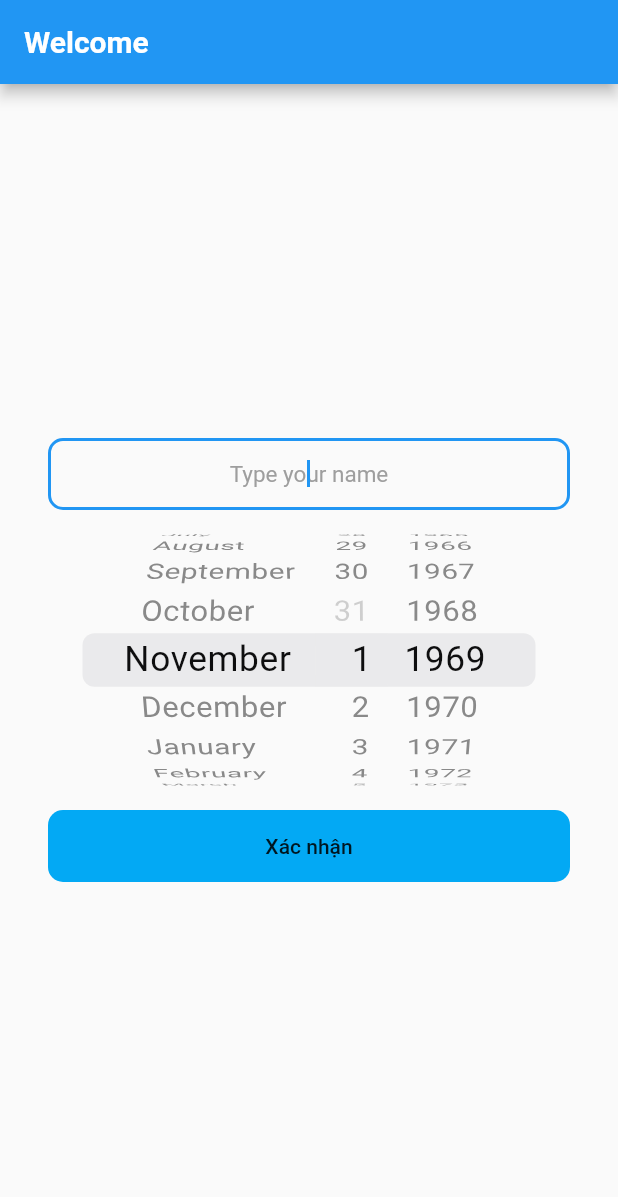
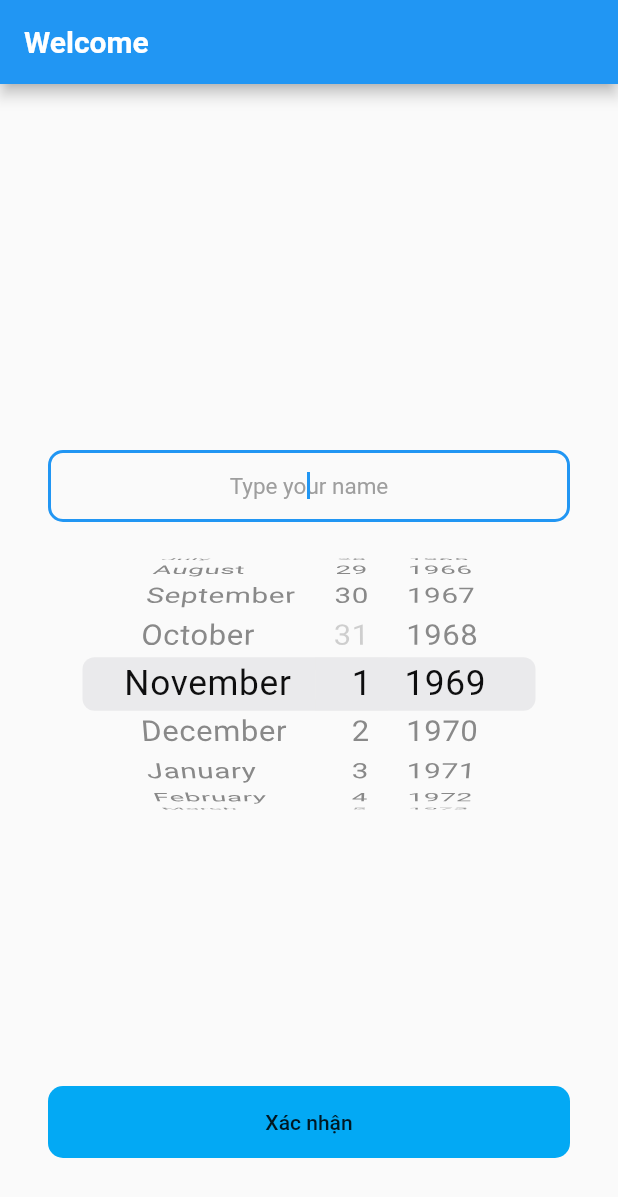
Before and after one commit to nmngn/momey_manager, a Flutter app: the screen it shows after launch, after a tap on an icon or button, on a phone screen of 412 x 824 dp. Shown: the top 1197 px of the screen. Run offline on Flutter 3.47's test engine with Material 2 defaults, Android fonts, the phone set to English and light mode, and no system bars; our stand-ins replace auto_size_text, flutter_svg, pie_chart, shared_preferences, sqflite; accounts and stored records are empty.

```diff
--- a/lib/main.dart
+++ b/lib/main.dart
@@ -1,44 +1,56 @@
+import 'package:money_manager/model/session.dart';
 import 'package:money_manager/view/register.dart';
-
+import 'package:shared_preferences/shared_preferences.dart';
 import 'controller/reportController.dart';
 import 'controller/transactionController.dart';
 import 'package:flutter/material.dart';
 import 'package:provider/provider.dart';
-import 'constFiles/colors.dart';
 import 'controller/transDetailController.dart';
 import 'view/home.dart';
 
 void main() => runApp(MyApp());
 
-class MyApp extends StatelessWidget {
+class MyApp extends StatefulWidget {
+  @override
+  _MyApp createState() => _MyApp();
+}
+
+class _MyApp extends State<MyApp> {
+  String result = "";
+
+  void loadId() async {
+    SharedPreferences prefs = await SharedPreferences.getInstance();
+    setState(() {
+      result = prefs.getString('idUser') ?? "";
+    });
+  }
+
+  @override
+  void initState() {
+    super.initState();
+    loadId();
+  }
+
   @override
   Widget build(BuildContext context) {
-    return MaterialApp(
-      debugShowCheckedModeBanner: false,
-      theme: ThemeData(
-        primarySwatch: Colors.blue,
-      ),
-      home: RegisterScreen(),
-    );
+    return MultiProvider(
+        providers: [
+          ChangeNotifierProvider(create: (_) => ReportController()),
+          ChangeNotifierProvider(create: (_) => TransactionController()),
+          ChangeNotifierProvider(create: (_) => TransDetailController()),
+        ],
+        child: MaterialApp(
+          debugShowCheckedModeBanner: false,
+          theme: ThemeData(
+            primarySwatch: Colors.blue,
+          ),
+          home: (() {
+            if (result == '') {
+              return RegisterScreen();
+            } else {
+              return Home();
+            }
+          }()),
+        ));
   }
 }
-
-// class MyApp extends StatefulWidget {
-//   @override
-//   Widget build(BuildContext context) {
-//     return MultiProvider(
-//       providers: [
-//         ChangeNotifierProvider(create: (_) => ReportController()),
-//         ChangeNotifierProvider(create: (_) => TransactionController()),
-//         ChangeNotifierProvider(create: (_) => TransDetailController()),
-//       ],
-//       child: MaterialApp(
-//         title: 'Day Manager',
-//         theme: ThemeData(
-//             primaryColor: primaryColor, scaffoldBackgroundColor: Colors.white),
-//         debugShowCheckedModeBanner: false,
-//         home: Home(),
-//       ),
-//     );
-//   }
-// }
--- a/lib/view/register.dart
+++ b/lib/view/register.dart
@@ -1,6 +1,8 @@
 import 'package:flutter/material.dart';
 import 'package:flutter/cupertino.dart';
 import 'package:intl/intl.dart';
+import 'package:money_manager/model/session.dart';
+import 'package:money_manager/view/home.dart';
 
 class RegisterScreen extends StatefulWidget {
   @override
@@ -27,6 +29,9 @@ class _RegisterClass extends State<RegisterScreen> {
   Widget build(BuildContext context) {
     double width = MediaQuery.of(context).size.width;
     double height = MediaQuery.of(context).size.height;
+    double navigationBarHeight = MediaQuery.of(context).padding.bottom;
+    print(navigationBarHeight);
+    double spacing = (height - navigationBarHeight - 304) / 2;
     return Scaffold(
       appBar: AppBar(
         title: const Text(
@@ -35,13 +40,15 @@ class _RegisterClass extends State<RegisterScreen> {
         ),
       ),
       body: Column(
-        mainAxisAlignment: MainAxisAlignment.center,
+        mainAxisAlignment: MainAxisAlignment.start,
         crossAxisAlignment: CrossAxisAlignment.center,
         children: [
           Container(
+            height: 56,
             width: width - 32 * 2,
-            margin: const EdgeInsets.only(left: 32, right: 32),
+            margin: EdgeInsets.only(left: 32, right: 32, top: spacing - 16),
             child: TextField(
+              controller: nameController,
               autofocus: true,
               autocorrect: false,
               style: const TextStyle(fontSize: 15.0, color: Colors.black),
@@ -63,23 +70,30 @@ class _RegisterClass extends State<RegisterScreen> {
               initialDateTime: DateTime(1969, 1, 1),
               onDateTimeChanged: (DateTime newDateTime) {
                 setState(() {
-                  dateTime =
-                      DateFormat('yyyy-MM-dd – kk:mm').format(newDateTime);
+                  dateTime = DateFormat('yyyy-MM-dd').format(newDateTime);
                 });
-                // Do something
               },
             ),
           ),
+          SizedBox(
+            height: spacing - 92,
+          ),
           Container(
             width: width - 32 * 2,
+            height: 48,
             margin: const EdgeInsets.only(left: 32, right: 32),
             decoration: BoxDecoration(
-              borderRadius: BorderRadius.circular(10),
-              color: Colors.lightBlue
-            ),
+                borderRadius: BorderRadius.circular(10),
+                color: Colors.lightBlue),
             child: MaterialButton(
               child: const Text("Xác nhận"),
-              onPressed: () {},
+              onPressed: () {
+                setId('${nameController.text}/$dateTime');
+                Navigator.push(
+                    context,
+                    MaterialPageRoute(
+                        builder: (BuildContext context) => Home()));
+              },
             ),
           )
         ],
--- a/pubspec.yaml
+++ b/pubspec.yaml
@@ -45,6 +45,8 @@ dependencies:
   intl: ^0.17.0
   pie_chart: ^5.0.0
   date_range_picker: ^1.0.7
+  shared_preferences: any
+
 dev_dependencies:
   flutter_test:
     sdk: flutter
```
Also changed, not shown: lib/components/userProfileCard.dart (+20 -3 lines), lib/model/session.dart (added, +12 -0 lines), pubspec.lock, 2 other files.
